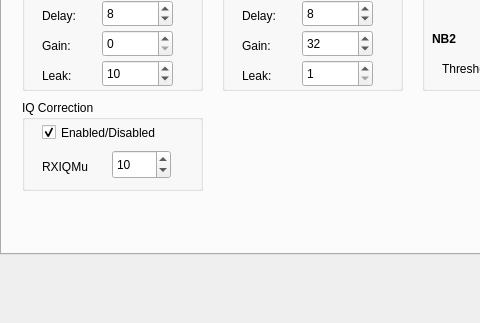
alexlee188/ghpsdr3-alex, file trunk/src/QtRadio/Configure.ui: the form before one commit; both pictures show x 0 to 480 and y 86 to 409 of the 688 by 409 pixel window.
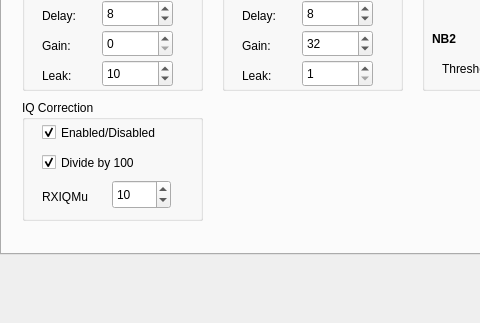
The form after the commit. The open tabs and pages were chosen to show the change.

```diff
--- a/trunk/src/QtRadio/Configure.ui
+++ b/trunk/src/QtRadio/Configure.ui
@@ -1171,7 +1171,7 @@
        <x>20</x>
        <y>160</y>
        <width>181</width>
-       <height>91</height>
+       <height>121</height>
       </rect>
      </property>
      <property name="title">
@@ -1197,7 +1197,7 @@
       <property name="geometry">
        <rect>
         <x>90</x>
-        <y>50</y>
+        <y>80</y>
         <width>59</width>
         <height>29</height>
        </rect>
@@ -1206,7 +1206,7 @@
        <number>-10</number>
       </property>
       <property name="maximum">
-       <number>30</number>
+       <number>100</number>
       </property>
       <property name="singleStep">
        <number>2</number>
@@ -1219,7 +1219,7 @@
       <property name="geometry">
        <rect>
         <x>20</x>
-        <y>57</y>
+        <y>87</y>
         <width>69</width>
         <height>19</height>
        </rect>
@@ -1228,6 +1228,22 @@
        <string>RXIQMu</string>
       </property>
      </widget>
+     <widget class="QCheckBox" name="RxIQdivCheckBox">
+      <property name="geometry">
+       <rect>
+        <x>20</x>
+        <y>50</y>
+        <width>151</width>
+        <height>25</height>
+       </rect>
+      </property>
+      <property name="text">
+       <string>Divide by 100</string>
+      </property>
+      <property name="checked">
+       <bool>true</bool>
+      </property>
+     </widget>
     </widget>
    </widget>
    <widget class="QWidget" name="Transmit">
```
Left out of the diff: 12 changed lines with no effect on the pictures.
